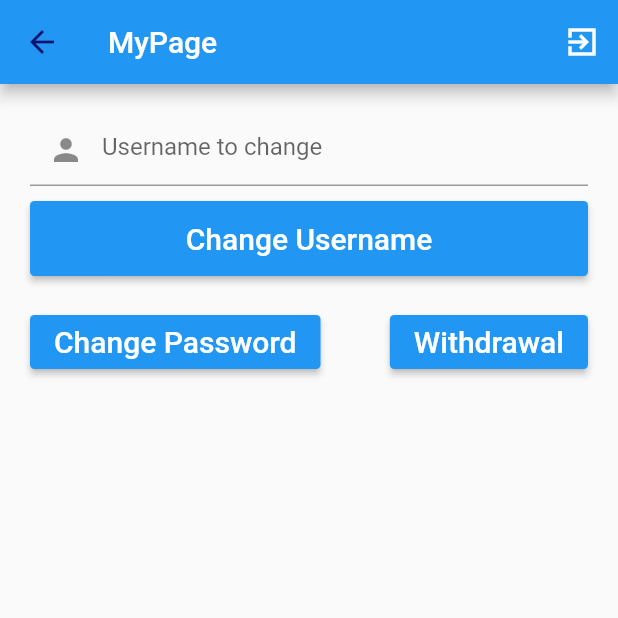
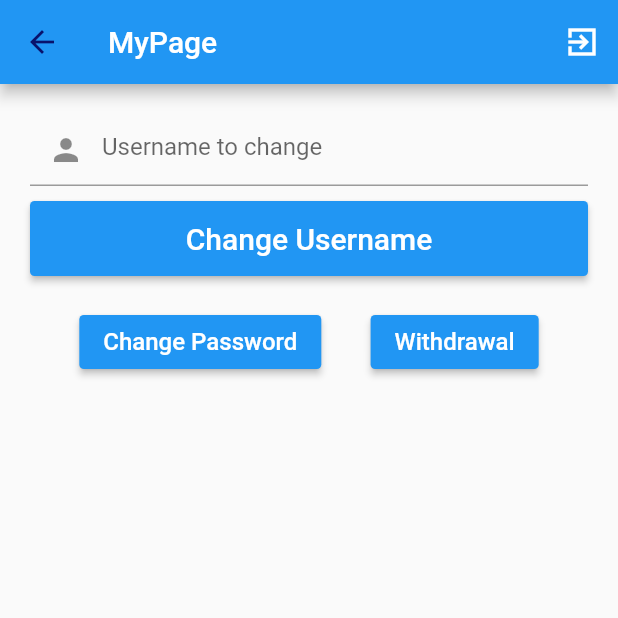
Before and after one commit to did250/Neuralhashmessenger, a Flutter app: the MyPage screen opened directly, on a phone screen of 412 x 824 dp, the top half of it. Run offline on Flutter 3.47's test engine with Material 2 defaults, Android fonts, the phone set to English and light mode, and no system bars; our stand-ins replace firebase_auth, firebase_core, firebase_database, google_sign_in; missing offline and left inert: ntp; accounts and stored records are empty.

Commit message:
Mypage complete

```diff
--- a/flutter_messenger_app/lib/src/pages/MyPage.dart
+++ b/flutter_messenger_app/lib/src/pages/MyPage.dart
@@ -142,7 +142,7 @@ class _MyPageState extends State<MyPage> {
             ),
             //minimumSize: const Size.fromHeight(50),
           ),
-          child: Text('Change Password', style: TextStyle(fontSize: 20)),
+          child: Text('Change Password', style: TextStyle(fontSize: 16)),
           onPressed: () async {
             return await showDialog(
                 context: context,
@@ -184,7 +184,7 @@ class _MyPageState extends State<MyPage> {
             ),
             //minimumSize: const Size.fromHeight(50),
           ),
-          child: Text('Withdrawal', style: TextStyle(fontSize: 20)),
+          child: Text('Withdrawal', style: TextStyle(fontSize: 16)),
           onPressed: () async {
             return await showDialog(
                 context: context,
@@ -220,7 +220,7 @@ class _MyPageState extends State<MyPage> {
   Widget ButtonLine() {
     return Padding(padding: EdgeInsets.fromLTRB(20, 0, 20, 0),
       child: Row(
-        mainAxisAlignment: MainAxisAlignment.spaceBetween,
+        mainAxisAlignment: MainAxisAlignment.spaceEvenly,
         crossAxisAlignment: CrossAxisAlignment.center,
         children: [
           ChangePasswordBtn(),
```
